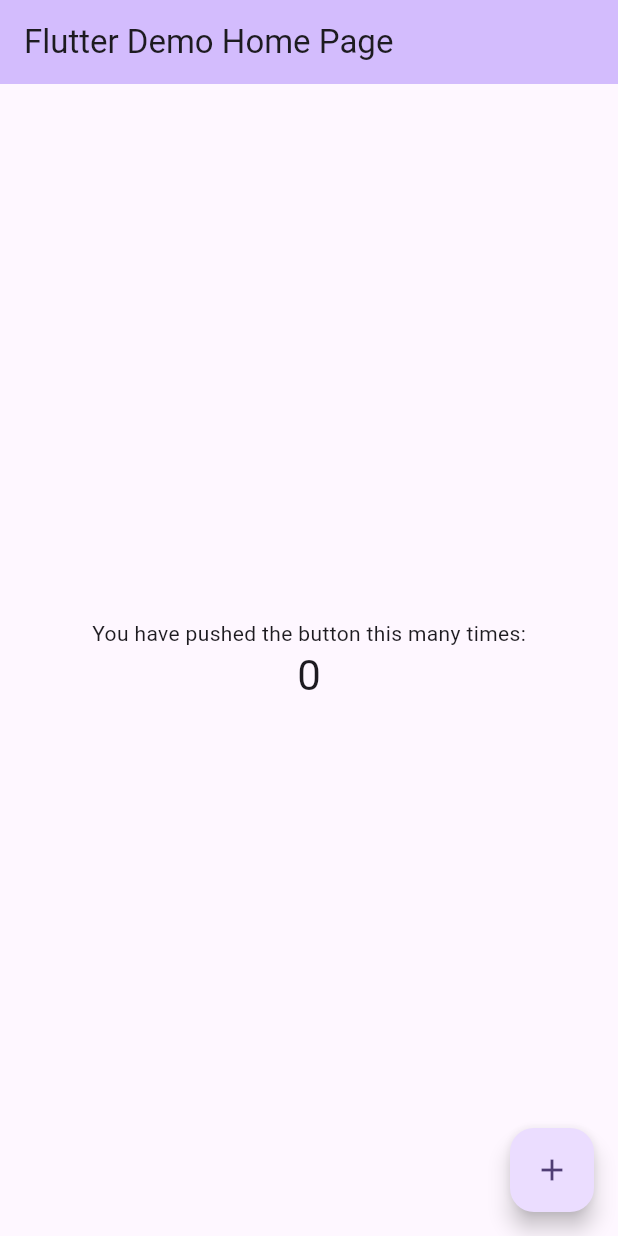
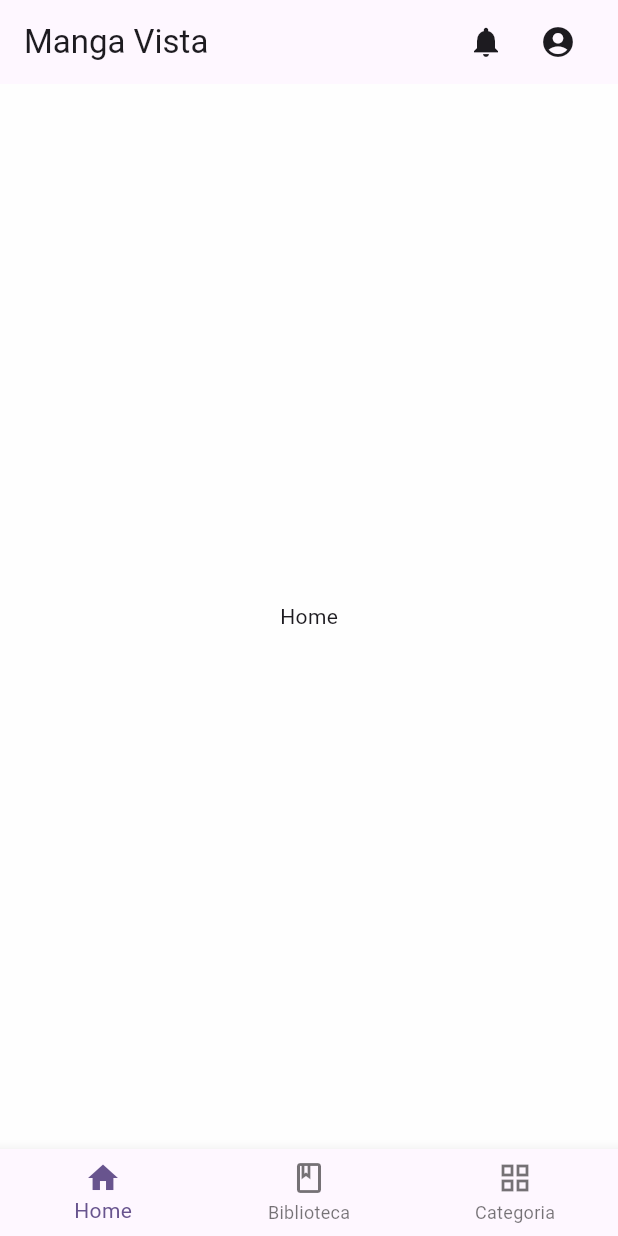
Before and after one commit to Laysanha/manga_vista-projetoTeste, a Flutter app: the screen it shows after launch, on a phone screen of 412 x 824 dp. Run offline on Flutter 3.47's test engine with Material 3 defaults, Android fonts, the phone set to English and light mode, and no system bars.

Commit message:
feat(Adicionar menu Bar no aplicativo):
- Adiconado menu bar no aplicativo;
- Adicionado paginas referentes as opçoes do menu;
- Adiconado App bar inical;

```diff
--- /dev/null
+++ b/lib/components/customAppBar.dart
@@ -0,0 +1,32 @@
+import 'package:flutter/material.dart';
+
+class CustomAppBar extends StatefulWidget implements PreferredSizeWidget {
+  const CustomAppBar({super.key});
+
+  @override
+  Size get preferredSize => const Size.fromHeight(kToolbarHeight);
+  @override
+  State<CustomAppBar> createState() => _CustomAppBarState();
+}
+
+class _CustomAppBarState extends State<CustomAppBar> {
+  get actions => null;
+
+  @override
+  Widget build(BuildContext context) {
+    return AppBar(
+      title: Row(
+        mainAxisAlignment: MainAxisAlignment.spaceBetween,
+        children: [
+          const Text('Manga Vista'),
+          Row(
+            children: [
+              IconButton(onPressed: (){}, icon: const Icon(Icons.notifications)),
+              IconButton(onPressed: (){}, icon: const Icon(Icons.account_circle_rounded)),
+            ],
+          )
+        ],
+      ),
+    );
+  }
+}
--- a/lib/main.dart
+++ b/lib/main.dart
@@ -1,4 +1,9 @@
 import 'package:flutter/material.dart';
+import 'package:manga_vista/pages/page_category.dart';
+import 'package:manga_vista/pages/page_home.dart';
+import 'package:manga_vista/pages/page_library.dart';
+
+import 'components/customAppBar.dart';
 
 void main() {
   runApp(const MyApp());
@@ -11,100 +16,68 @@
   @override
   Widget build(BuildContext context) {
     return MaterialApp(
-      title: 'Flutter Demo',
+      title: 'Manga Vista',
       theme: ThemeData(
         colorScheme: ColorScheme.fromSeed(seedColor: Colors.deepPurple),
         useMaterial3: true,
       ),
-      home: const MyHomePage(title: 'Flutter Demo Home Page'),
+      home: const AppNavigation(),
     );
   }
 }
 
-class MyHomePage extends StatefulWidget {
-  const MyHomePage({super.key, required this.title});
-
-  // This widget is the home page of your application. It is stateful, meaning
-  // that it has a State object (defined below) that contains fields that affect
-  // how it looks.
-
-  // This class is the configuration for the state. It holds the values (in this
-  // case the title) provided by the parent (in this case the App widget) and
-  // used by the build method of the State. Fields in a Widget subclass are
-  // always marked "final".
-
-  final String title;
+class AppNavigation extends StatefulWidget {
+  const AppNavigation({super.key});
 
   @override
-  State<MyHomePage> createState() => _MyHomePageState();
+  State<AppNavigation> createState() => _AppNavigationState();
 }
 
-class _MyHomePageState extends State<MyHomePage> {
-  int _counter = 0;
+class _AppNavigationState extends State<AppNavigation> {
+  int _currentPageIndex = 0;
 
-  void _incrementCounter() {
+  final List<Widget> _pages = [
+    const PageHome(),
+    const PageLibraly(),
+    const PageCategory(),
+  ];
+
+  void _onTapped(int index) {
     setState(() {
-      // This call to setState tells the Flutter framework that something has
-      // changed in this State, which causes it to rerun the build method below
-      // so that the display can reflect the updated values. If we changed
-      // _counter without calling setState(), then the build method would not be
-      // called again, and so nothing would appear to happen.
-      _counter++;
+      _currentPageIndex = index;
     });
   }
 
   @override
   Widget build(BuildContext context) {
-    // This method is rerun every time setState is called, for instance as done
-    // by the _incrementCounter method above.
-    //
-    // The Flutter framework has been optimized to make rerunning build methods
-    // fast, so that you can just rebuild anything that needs updating rather
-    // than having to individually change instances of widgets.
     return Scaffold(
-      appBar: AppBar(
-        // TRY THIS: Try changing the color here to a specific color (to
-        // Colors.amber, perhaps?) and trigger a hot reload to see the AppBar
-        // change color while the other colors stay the same.
-        backgroundColor: Theme.of(context).colorScheme.inversePrimary,
-        // Here we take the value from the MyHomePage object that was created by
-        // the App.build method, and use it to set our appbar title.
-        title: Text(widget.title),
-      ),
-      body: Center(
-        // Center is a layout widget. It takes a single child and positions it
-        // in the middle of the parent.
-        child: Column(
-          // Column is also a layout widget. It takes a list of children and
-          // arranges them vertically. By default, it sizes itself to fit its
-          // children horizontally, and tries to be as tall as its parent.
-          //
-          // Column has various properties to control how it sizes itself and
-          // how it positions its children. Here we use mainAxisAlignment to
-          // center the children vertically; the main axis here is the vertical
-          // axis because Columns are vertical (the cross axis would be
-          // horizontal).
-          //
-          // TRY THIS: Invoke "debug painting" (choose the "Toggle Debug Paint"
-          // action in the IDE, or press "p" in the console), to see the
-          // wireframe for each widget.
-          mainAxisAlignment: MainAxisAlignment.center,
-          children: <Widget>[
-            const Text(
-              'You have pushed the button this many times:',
+        appBar: CustomAppBar(),
+        backgroundColor: const Color.fromARGB(254, 254, 254, 254),
+        body: IndexedStack(
+          index: _currentPageIndex,
+          children: _pages,
+        ),
+        bottomNavigationBar: BottomNavigationBar(
+          currentIndex: _currentPageIndex,
+          onTap: _onTapped,
+          items: const<BottomNavigationBarItem>[
+            BottomNavigationBarItem(
+                icon: Icon(Icons.home_outlined),
+                activeIcon: Icon(Icons.home),
+                label: 'Home'
             ),
-            Text(
-              '$_counter',
-              style: Theme.of(context).textTheme.headlineMedium,
+            BottomNavigationBarItem(
+                icon: Icon(Icons.book_outlined),
+                activeIcon: Icon(Icons.book),
+                label: 'Biblioteca'
+            ),
+            BottomNavigationBarItem(
+                icon: Icon(Icons.grid_view),
+                activeIcon: Icon(Icons.grid_view_sharp),
+                label: 'Categoria'
             ),
           ],
-        ),
-      ),
-      floatingActionButton: FloatingActionButton(
-        onPressed: _incrementCounter,
-        tooltip: 'Increment',
-        child: const Icon(Icons.add),
-      ), // This trailing comma makes auto-formatting nicer for build methods.
+        )
     );
   }
 }
--- /dev/null
+++ b/lib/pages/page_category.dart
@@ -0,0 +1,15 @@
+import 'package:flutter/cupertino.dart';
+
+class PageCategory extends StatefulWidget {
+  const PageCategory({super.key});
+
+  @override
+  State<PageCategory> createState() => _PageCategoryState();
+}
+
+class _PageCategoryState extends State<PageCategory> {
+  @override
+  Widget build(BuildContext context) {
+    return const Center(child: Text("Categoria"));
+  }
+}
--- /dev/null
+++ b/lib/pages/page_home.dart
@@ -0,0 +1,15 @@
+import 'package:flutter/cupertino.dart';
+
+class PageHome extends StatefulWidget {
+  const PageHome({super.key});
+
+  @override
+  State<PageHome> createState() => _PageHomeState();
+}
+
+class _PageHomeState extends State<PageHome> {
+  @override
+  Widget build(BuildContext context) {
+    return const Center(child: Text("Home"));
+  }
+}
--- /dev/null
+++ b/lib/pages/page_library.dart
@@ -0,0 +1,15 @@
+import 'package:flutter/cupertino.dart';
+
+class PageLibraly extends StatefulWidget {
+  const PageLibraly({super.key});
+
+  @override
+  State<PageLibraly> createState() => _PageLibralyState();
+}
+
+class _PageLibralyState extends State<PageLibraly> {
+  @override
+  Widget build(BuildContext context) {
+    return const Center(child: Text("Biblioteca"));
+  }
+}
```
